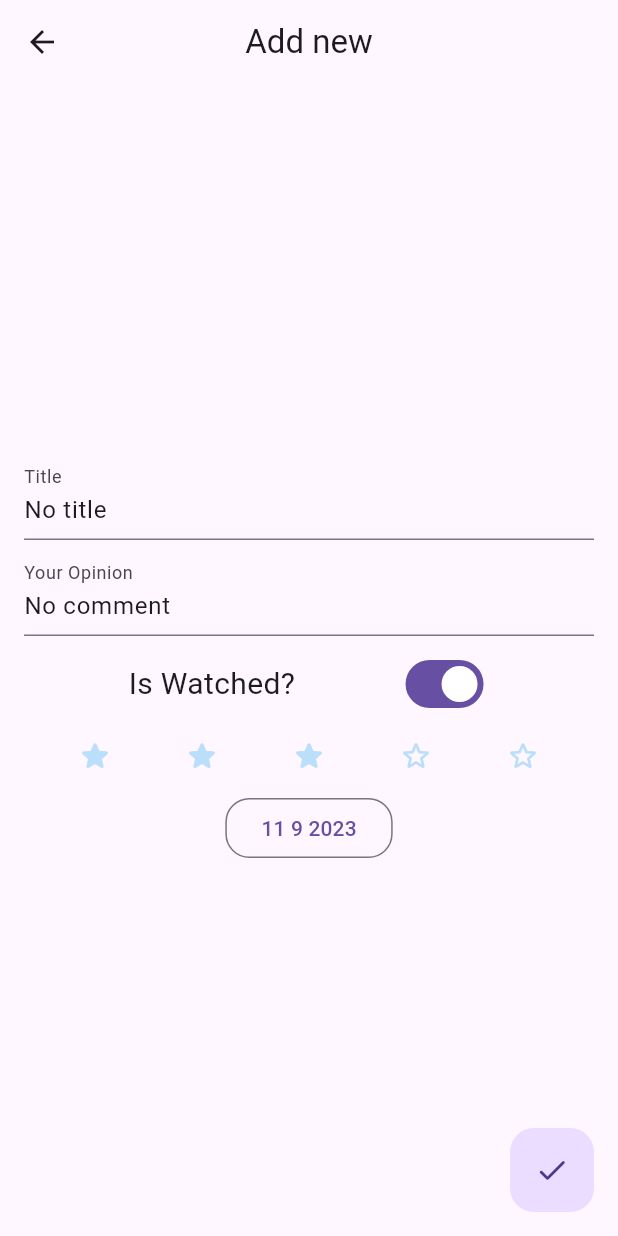
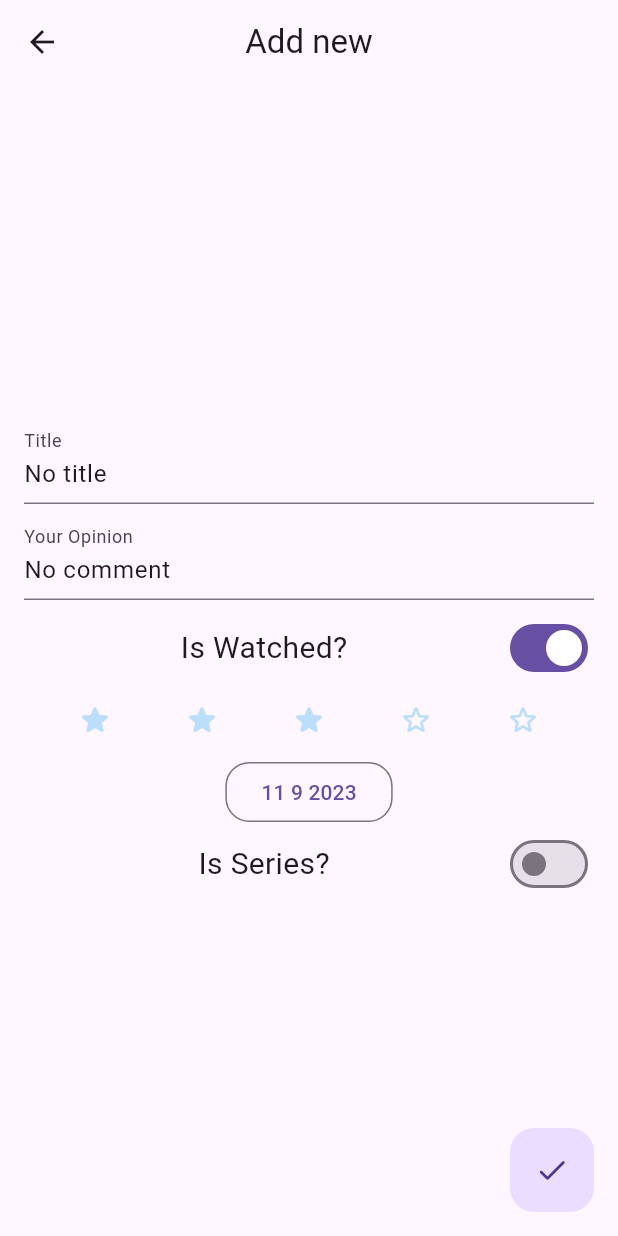
Before and after one commit to KlesserRG/film_list_third, a Flutter app: the AddAndEditPage screen opened by its route, on a phone screen of 412 x 824 dp. Run offline on Flutter 3.47's test engine with Material 2 defaults, Android fonts, the phone set to English and light mode, and no system bars; our stand-ins replace auto_route, bloc, equatable, flutter_bloc, hive, hive_flutter; accounts and stored records are empty.

Commit message:
add series films

```diff
--- a/lib/backend/hive/film_item_type.dart
+++ b/lib/backend/hive/film_item_type.dart
@@ -22,13 +22,26 @@ class FilmItemType {
   @HiveField(5)
   final String? comment;
 
-  const FilmItemType(
-      {this.isWatched = true,
-      this.title = "No title",
-      this.rate = 5,
-      this.createTime,
-      this.watchedTime,
-      this.comment});
+  @HiveField(6)
+  final bool isSeries;
+
+  @HiveField(7)
+  final int? seriesSeasons;
+
+  @HiveField(8)
+  final int? seriesEpisodes;
+
+  const FilmItemType({
+    this.isWatched = true,
+    this.title = "No title",
+    this.rate = 5,
+    this.createTime,
+    this.watchedTime,
+    this.comment,
+    this.isSeries = false,
+    this.seriesEpisodes,
+    this.seriesSeasons,
+  });
 }
 
 @HiveType(typeId: 1)
--- a/lib/frontend/mobile/add_and_edit_page/add_and_edit_page.dart
+++ b/lib/frontend/mobile/add_and_edit_page/add_and_edit_page.dart
@@ -22,10 +22,14 @@ class AddAndEditPage extends StatefulWidget {
 
 class _AddAndEditPageState extends State<AddAndEditPage> {
   bool isWatched = false;
+  bool isSeries = false;
+  bool error = false;
   int rate = 1;
   DateTime date = DateTime.now();
   TextEditingController title = TextEditingController();
   TextEditingController comment = TextEditingController();
+  TextEditingController? seriesSeasons = TextEditingController();
+  TextEditingController? seriesEpisodes = TextEditingController();
 
   bool doneButton = false;
   bool isEdit = false;
@@ -39,9 +43,22 @@ class _AddAndEditPageState extends State<AddAndEditPage> {
       date = widget.data?.watchedTime ?? DateTime.now();
       title.text = widget.data?.title ?? 'No title';
       comment.text = widget.data?.comment ?? 'No comment';
+      isSeries = widget.data?.isSeries ?? false;
+      seriesSeasons?.text = widget.data?.seriesSeasons.toString() ?? '0';
+      seriesEpisodes?.text = widget.data?.seriesEpisodes.toString() ?? '0';
     }
 
-    if (title.text.isEmpty) {
+    if (isSeries) {
+      try {
+        int.parse(seriesSeasons!.text);
+        int.parse(seriesEpisodes!.text);
+        error = false;
+      } catch (e) {
+        error = true;
+      }
+    }
+
+    if (title.text.isEmpty && error == false) {
       doneButton = false;
     } else {
       doneButton = true;
@@ -90,8 +107,9 @@ class _AddAndEditPageState extends State<AddAndEditPage> {
             ),
             const SizedBox(height: 8),
             Row(
-              mainAxisAlignment: MainAxisAlignment.spaceEvenly,
+              mainAxisAlignment: MainAxisAlignment.spaceBetween,
               children: [
+                const SizedBox(),
                 const Text("Is Watched?", style: TextStyle(fontSize: 20)),
                 Switch(
                     value: isWatched,
@@ -106,7 +124,7 @@ class _AddAndEditPageState extends State<AddAndEditPage> {
                     mainAxisAlignment: MainAxisAlignment.spaceEvenly,
                     children: createRate(),
                   )
-                : const SizedBox(height: 55),
+                : const SizedBox(),
             isWatched
                 ? OutlinedButton(
                     style: ButtonStyle(
@@ -128,14 +146,51 @@ class _AddAndEditPageState extends State<AddAndEditPage> {
                     },
                     child: Text("${date.day} ${date.month} ${date.year}"),
                   )
-                : const SizedBox(height: 40),
+                : const SizedBox(),
+            Row(
+              mainAxisAlignment: MainAxisAlignment.spaceBetween,
+              children: [
+                const SizedBox(),
+                const Text('Is Series?', style: TextStyle(fontSize: 20)),
+                Switch(
+                  value: isSeries,
+                  onChanged: (value) {
+                    isSeries = value;
+                    setState(() {});
+                  },
+                )
+              ],
+            ),
+            isSeries
+                ? Row(
+                    mainAxisAlignment: MainAxisAlignment.spaceEvenly,
+                    children: [
+                      const Text('Seasons: ', style: TextStyle(fontSize: 20)),
+                      SizedBox(
+                        width: 60,
+                        child: TextField(
+                          controller: seriesSeasons,
+                          keyboardType: TextInputType.number,
+                        ),
+                      ),
+                      const Text('Episodes: ', style: TextStyle(fontSize: 20)),
+                      SizedBox(
+                        width: 60,
+                        child: TextField(
+                          controller: seriesEpisodes,
+                          keyboardType: TextInputType.number,
+                        ),
+                      ),
+                    ],
+                  )
+                : const SizedBox(),
           ],
         ),
       ),
       floatingActionButton: FloatingActionButton(
         onPressed: doneButton
             ? () {
-                if (widget.isAdd == true) {
+                if (widget.isAdd == true && error == false) {
                   BlocProvider.of<MainPageBloc>(context).add(
                     MainPageEventAdd(
                       item: FilmItemType(
@@ -145,11 +200,16 @@ class _AddAndEditPageState extends State<AddAndEditPage> {
                         watchedTime: date,
                         isWatched: isWatched,
                         createTime: widget.data?.createTime ?? DateTime.now(),
+                        isSeries: isSeries,
+                        seriesEpisodes:
+                            int.parse(seriesEpisodes?.text.toString() ?? "0"),
+                        seriesSeasons:
+                            int.parse(seriesSeasons?.text.toString() ?? '0'),
                       ),
                     ),
                   );
                   AutoRouter.of(context).pop();
-                } else {
+                } else if (error == false) {
                   BlocProvider.of<MainPageBloc>(context).add(
                     MainPageEventEdit(
                       item: FilmItemType(
@@ -158,11 +218,18 @@ class _AddAndEditPageState extends State<AddAndEditPage> {
                         isWatched: isWatched,
                         watchedTime: date,
                         createTime: widget.data?.createTime ?? DateTime.now(),
+                        isSeries: isSeries,
+                        seriesEpisodes:
+                            int.parse(seriesEpisodes?.text.toString() ?? "0"),
+                        seriesSeasons:
+                            int.parse(seriesSeasons?.text.toString() ?? '0'),
                       ),
                       index: widget.index ?? 0,
                     ),
                   );
                   AutoRouter.of(context).pop();
+                } else {
+                  null;
                 }
               }
             : null,
--- a/lib/main.dart
+++ b/lib/main.dart
@@ -1,4 +1,5 @@
 import 'package:film_list_third/backend/hive/film_item_type.dart';
+import 'package:film_list_third/backend/hive/film_item_type_boxes.dart';
 import 'package:film_list_third/backend/hive/film_item_type_keys.dart';
 import 'package:film_list_third/frontend/app.dart';
 import 'package:flutter/material.dart';
@@ -13,6 +14,10 @@ void main() async{
   await Hive.openBox<FilmItemType>(FilmItemTypeKeys.filmItemTypeKey);
   await Hive.openBox<UserThemeDataType>(FilmItemTypeKeys.userThemeDataTypeKey);
 
+  HiveBoxes.filmItemType.clear();
+
+  // runApp(const MaterialApp());
+
   runApp(const FilmListAppStart());
 
 }
```
Also changed, not shown: lib/backend/hive/film_item_type.g.dart.
